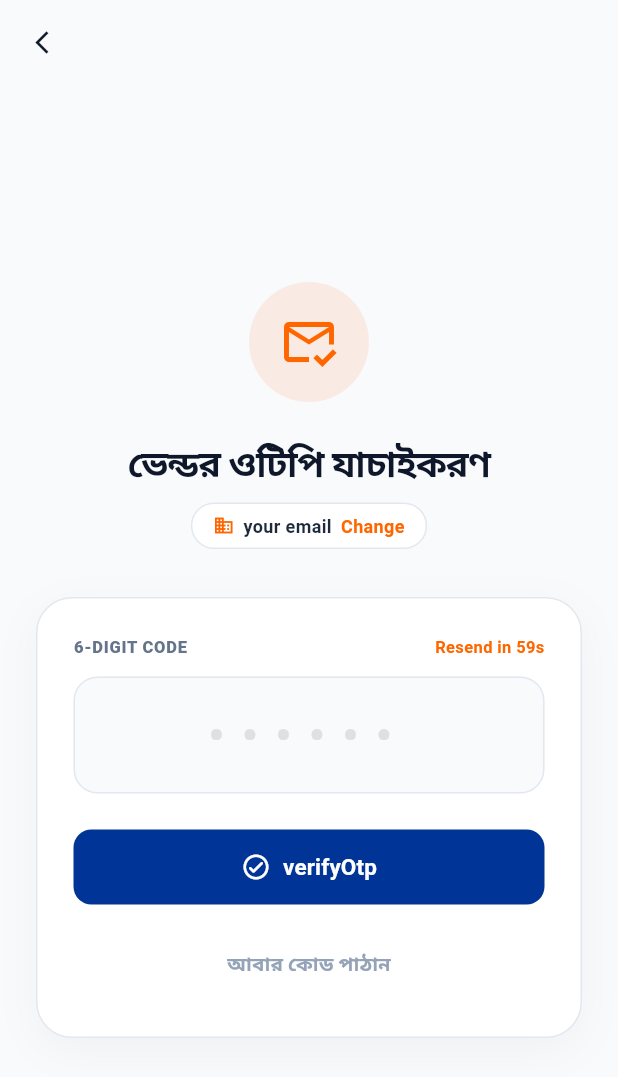
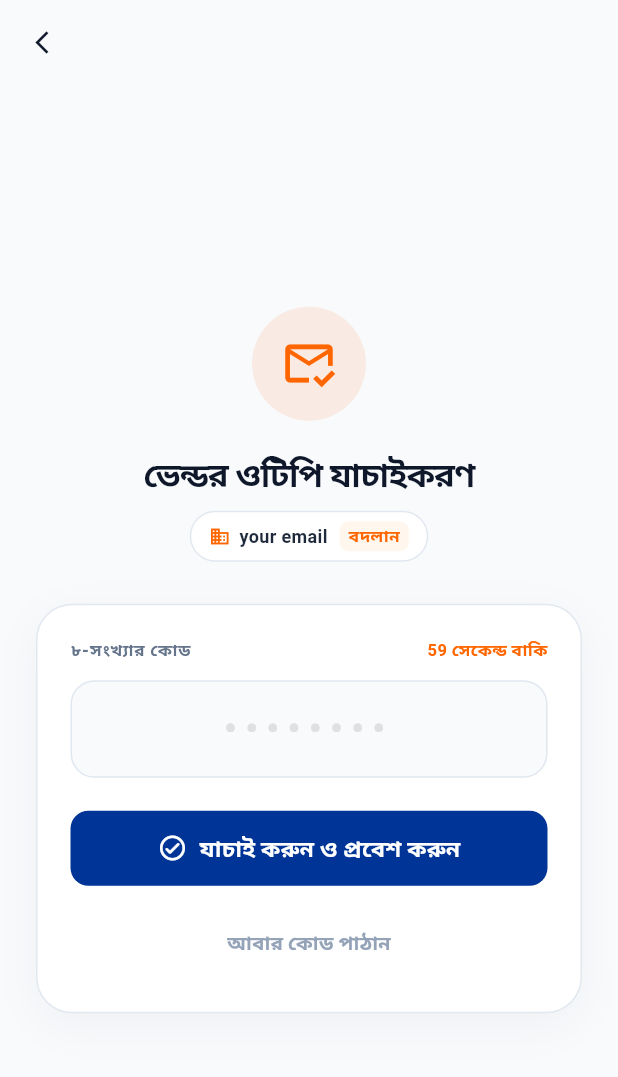
Before and after one commit to mahbubtechsavvy/gas_Vendor_App, a Flutter app: the OtpVerifyScreen screen opened by its route, on a phone screen of 412 x 824 dp. Shown: the top 1077 px of the screen. Run offline on Flutter 3.47's test engine with Material 3 defaults, Android fonts, the phone set to English and light mode, and no system bars; our stand-ins replace cached_network_image, carousel_slider, dio, fl_chart, flutter_animate, flutter_svg and 5 more; accounts and stored records are empty.

Commit message:
fix(auth): update OTP verification screen to support 8-digit codes and prevent email overflow

```diff
--- a/lib/core/i18n/app_strings.dart
+++ b/lib/core/i18n/app_strings.dart
@@ -10,12 +10,13 @@ class AppStrings {
       'riders': 'Riders',
       'profile': 'Profile',
       'loginTitle': 'Vendor Partner Login',
-      'loginSubtitle': 'Enter your registered email to receive a 6-digit verification code.',
+      'loginSubtitle': 'Enter your registered email to receive an 8-digit verification code.',
       'emailLabel': 'Business Email Address',
       'sendOtp': 'Send Verification Code',
       'otpTitle': 'Verify Code',
-      'otpSubtitle': 'We have sent a 6-digit code to',
+      'otpSubtitle': 'We have sent an 8-digit code to',
       'verifyAndLogin': 'Verify & Sign In',
+      'verifyOtp': 'Verify & Sign In',
       'resendOtpIn': 'Resend in ',
       'seconds': 's',
       'resendOtp': 'Resend Code',
@@ -79,12 +80,13 @@ class AppStrings {
       'riders': 'ডেলিভারি রাইডার',
       'profile': 'প্রোফাইল',
       'loginTitle': 'ভেন্ডর পার্টনার লগইন',
-      'loginSubtitle': '৬ ডিজিটের ওটিপি ভেরিফিকেশন কোড পেতে আপনার রেজিস্টার্ড ইমেইল দিন।',
+      'loginSubtitle': '৮ ডিজিটের ওটিপি ভেরিফিকেশন কোড পেতে আপনার রেজিস্টার্ড ইমেইল দিন।',
       'emailLabel': 'ব্যবসায়িক ইমেইল ঠিকানা',
       'sendOtp': 'ভেরিফিকেশন কোড পাঠান',
       'otpTitle': 'কোড যাচাইকরণ',
-      'otpSubtitle': 'আমরা একটি ৬ ডিজিটের ওটিপি পাঠিয়েছি এই ঠিকানায়:',
+      'otpSubtitle': 'আমরা একটি ৮ ডিজিটের ওটিপি পাঠিয়েছি এই ঠিকানায়:',
       'verifyAndLogin': 'যাচাই করুন ও প্রবেশ করুন',
+      'verifyOtp': 'যাচাই করুন ও প্রবেশ করুন',
       'resendOtpIn': 'পুনরায় কোড পাঠানোর বাকি ',
       'seconds': ' সেকেন্ড',
       'resendOtp': 'আবার কোড পাঠান',
--- a/lib/screens/auth/otp_verify_screen.dart
+++ b/lib/screens/auth/otp_verify_screen.dart
@@ -110,7 +110,14 @@ class _OtpVerifyScreenState extends State<OtpVerifyScreen> {
     if (success) {
       _startTimer();
       ScaffoldMessenger.of(context).showSnackBar(
-        const SnackBar(content: Text('A new 6-digit code has been sent.'), backgroundColor: AppTheme.success),
+        SnackBar(
+          content: Text(
+            context.read<LocaleProvider>().isBangla
+                ? 'নতুন ৮-সংখ্যার লগইন কোড পাঠানো হয়েছে।'
+                : 'A new 8-digit verification code has been sent.',
+          ),
+          backgroundColor: AppTheme.success,
+        ),
       );
     } else if (auth.error != null) {
       ScaffoldMessenger.of(context).showSnackBar(
@@ -147,8 +154,8 @@ class _OtpVerifyScreenState extends State<OtpVerifyScreen> {
                   // Icon Header
                   Center(
                     child: Container(
-                      width: 80,
-                      height: 80,
+                      width: 76,
+                      height: 76,
                       decoration: BoxDecoration(
                         shape: BoxShape.circle,
                         color: const Color(0xFFFF6600).withValues(alpha: 0.1),
@@ -156,18 +163,18 @@ class _OtpVerifyScreenState extends State<OtpVerifyScreen> {
                       child: const Center(
                         child: Icon(
                           Icons.mark_email_read_outlined,
-                          size: 40,
+                          size: 38,
                           color: Color(0xFFFF6600),
                         ),
                       ),
                     ),
                   ),
-                  const SizedBox(height: 24),
+                  const SizedBox(height: 20),
 
                   Text(
                     loc.isBangla ? 'ভেন্ডর ওটিপি যাচাইকরণ' : 'Vendor Verification',
                     style: const TextStyle(
-                      fontSize: 24,
+                      fontSize: 22,
                       fontWeight: FontWeight.w800,
                       color: Color(0xFF0F172A),
                       letterSpacing: -0.5,
@@ -176,10 +183,11 @@ class _OtpVerifyScreenState extends State<OtpVerifyScreen> {
                   ),
                   const SizedBox(height: 8),
 
-                  // Email Chip
+                  // Email Chip (Responsive with Flexible to prevent overflow)
                   Center(
                     child: Container(
-                      padding: const EdgeInsets.symmetric(horizontal: 14, vertical: 6),
+                      constraints: const BoxConstraints(maxWidth: 340),
+                      padding: const EdgeInsets.symmetric(horizontal: 12, vertical: 6),
                       decoration: BoxDecoration(
                         color: Colors.white,
                         borderRadius: BorderRadius.circular(20),
@@ -190,23 +198,34 @@ class _OtpVerifyScreenState extends State<OtpVerifyScreen> {
                         children: [
                           const Icon(Icons.business, size: 14, color: Color(0xFFFF6600)),
                           const SizedBox(width: 6),
-                          Text(
+                          Flexible(
+                            child: Text(
                               email,
+                              maxLines: 1,
+                              overflow: TextOverflow.ellipsis,
                               style: const TextStyle(
                                 fontSize: 12,
                                 fontWeight: FontWeight.bold,
                                 color: Color(0xFF1E293B),
                               ),
                             ),
-                          const SizedBox(width: 6),
+                          ),
+                          const SizedBox(width: 8),
                           InkWell(
                             onTap: () => Navigator.pop(context),
-                            child: const Text(
-                              'Change',
-                              style: TextStyle(
-                                fontSize: 12,
+                            child: Container(
+                              padding: const EdgeInsets.symmetric(horizontal: 6, vertical: 2),
+                              decoration: BoxDecoration(
+                                color: const Color(0xFFFFF7ED),
+                                borderRadius: BorderRadius.circular(6),
+                              ),
+                              child: Text(
+                                loc.isBangla ? 'বদলান' : 'Change',
+                                style: const TextStyle(
+                                  fontSize: 11,
                                   fontWeight: FontWeight.bold,
                                   color: Color(0xFFFF6600),
+                                ),
                               ),
                             ),
                           ),
@@ -214,11 +233,11 @@ class _OtpVerifyScreenState extends State<OtpVerifyScreen> {
                       ),
                     ),
                   ),
-                  const SizedBox(height: 32),
+                  const SizedBox(height: 28),
 
                   // Verification Card
                   Container(
-                    padding: const EdgeInsets.all(24.0),
+                    padding: const EdgeInsets.all(22.0),
                     decoration: BoxDecoration(
                       color: Colors.white,
                       borderRadius: BorderRadius.circular(24),
@@ -237,9 +256,9 @@ class _OtpVerifyScreenState extends State<OtpVerifyScreen> {
                         Row(
                           mainAxisAlignment: MainAxisAlignment.spaceBetween,
                           children: [
-                            const Text(
-                              '6-DIGIT CODE',
-                              style: TextStyle(
+                            Text(
+                              loc.isBangla ? '৮-সংখ্যার কোড' : '8-DIGIT CODE',
+                              style: const TextStyle(
                                 fontSize: 11,
                                 fontWeight: FontWeight.w800,
                                 color: Color(0xFF64748B),
@@ -248,7 +267,9 @@ class _OtpVerifyScreenState extends State<OtpVerifyScreen> {
                             ),
                             if (_secondsRemaining > 0)
                               Text(
-                                'Resend in ${_secondsRemaining}s',
+                                loc.isBangla
+                                    ? '${_secondsRemaining} সেকেন্ড বাকি'
+                                    : 'Resend in ${_secondsRemaining}s',
                                 style: const TextStyle(
                                   fontSize: 11,
                                   fontWeight: FontWeight.w700,
@@ -259,27 +280,28 @@ class _OtpVerifyScreenState extends State<OtpVerifyScreen> {
                         ),
                         const SizedBox(height: 12),
 
+                        // Monospace OTP input field (Supports 8-digit and 6-digit codes)
                         TextFormField(
                           controller: _otpController,
                           keyboardType: TextInputType.number,
                           textAlign: TextAlign.center,
-                          maxLength: 6,
+                          maxLength: 8,
                           style: const TextStyle(
-                            fontSize: 28,
+                            fontSize: 22,
                             fontWeight: FontWeight.w800,
-                            letterSpacing: 12,
+                            letterSpacing: 6,
                             color: Color(0xFF0F172A),
                           ),
                           decoration: InputDecoration(
                             counterText: '',
-                            hintText: '••••••',
+                            hintText: '••••••••',
                             hintStyle: TextStyle(
                               color: Colors.grey.shade300,
-                              letterSpacing: 12,
+                              letterSpacing: 6,
                             ),
                             filled: true,
                             fillColor: const Color(0xFFF8FAFC),
-                            contentPadding: const EdgeInsets.symmetric(vertical: 18),
+                            contentPadding: const EdgeInsets.symmetric(vertical: 16),
                             border: OutlineInputBorder(
                               borderRadius: BorderRadius.circular(16),
                               borderSide: const BorderSide(color: Color(0xFFE2E8F0)),
@@ -294,13 +316,13 @@ class _OtpVerifyScreenState extends State<OtpVerifyScreen> {
                             ),
                           ),
                           validator: (val) {
-                            if (val == null || val.trim().length != 6) {
-                              return 'Enter the complete 6-digit code';
+                            if (val == null || (val.trim().length != 8 && val.trim().length != 6)) {
+                              return loc.isBangla ? '৮-সংখ্যার ওটিপি কোড লিখুন' : 'Enter the complete 8-digit code';
                             }
                             return null;
                           },
                         ),
-                        const SizedBox(height: 24),
+                        const SizedBox(height: 22),
 
                         CustomButton(
                           text: loc.tr('verifyOtp'),
@@ -308,7 +330,7 @@ class _OtpVerifyScreenState extends State<OtpVerifyScreen> {
                           icon: Icons.check_circle_outline_rounded,
                           onPressed: _verify,
                         ),
-                        const SizedBox(height: 16),
+                        const SizedBox(height: 14),
 
                         Center(
                           child: TextButton(
```
Lines whose indentation alone changed are shown as unchanged.
